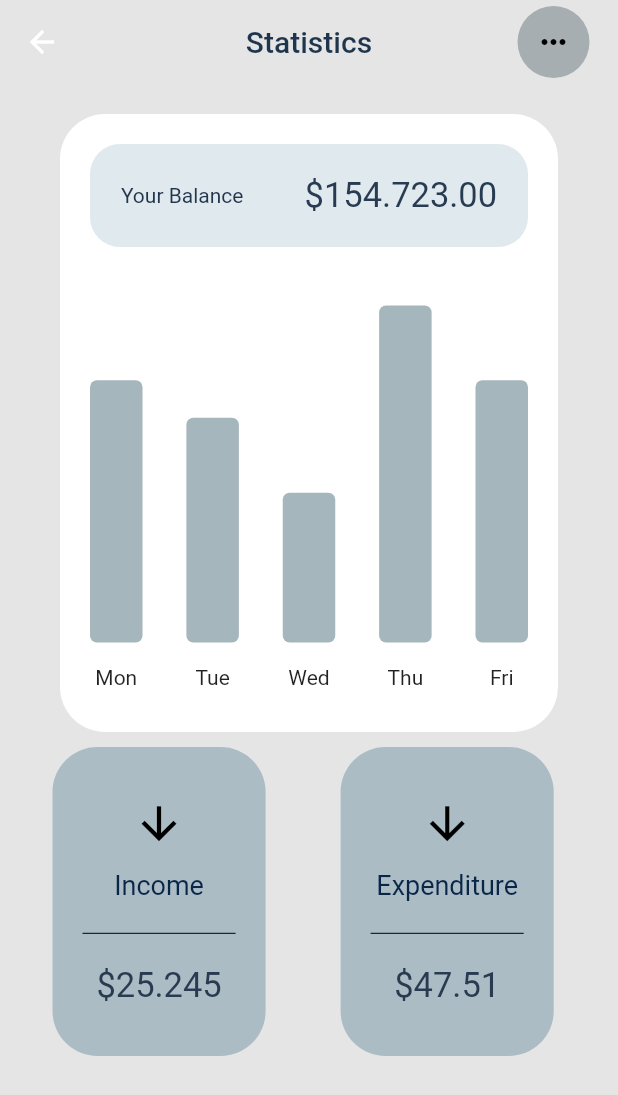
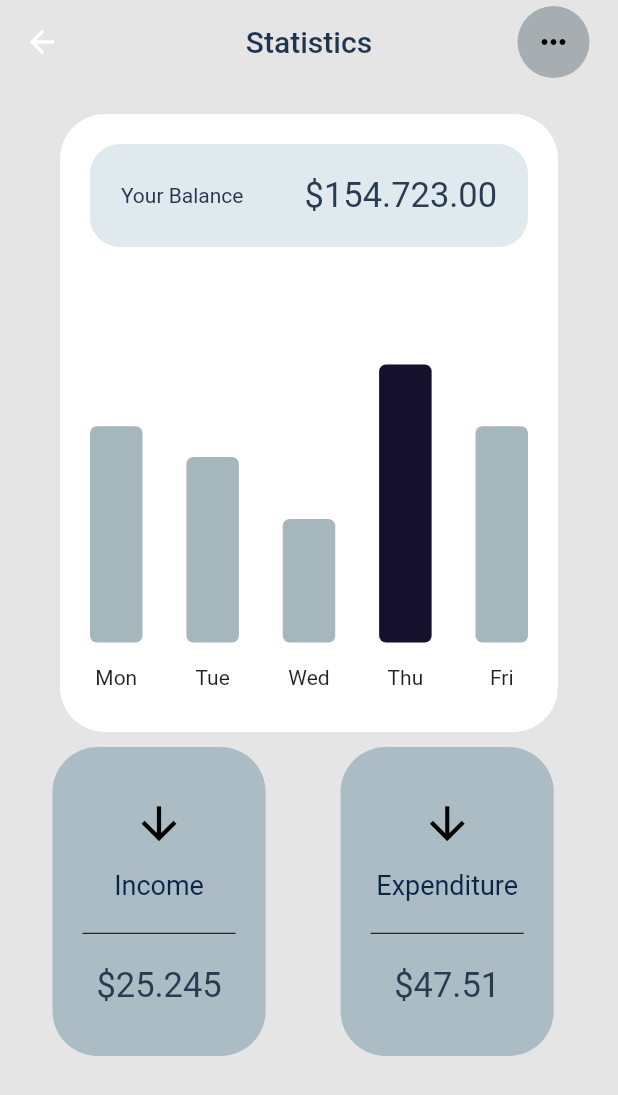
Before and after one commit to tuwaiq-flutter-gg/project-2, a Flutter app: the Stats screen opened directly, on a phone screen of 412 x 824 dp. Shown: the top 1095 px of the screen. Run offline on Flutter 3.47's test engine with Material 2 defaults, Android fonts, the phone set to English and light mode, and no system bars.

Commit message:
Container color in stats

```diff
--- a/salem_project2/lib/components/stats1.dart
+++ b/salem_project2/lib/components/stats1.dart
@@ -54,22 +54,27 @@ class Stats1 extends StatelessWidget {
                 mainAxisAlignment: MainAxisAlignment.spaceBetween,
                 children: [
                   StatsContainers(
+                    colorw: Color.fromARGB(255, 166, 182, 189),
                     day: 'Mon',
                     lvl: 7,
                   ),
                   StatsContainers(
+                    colorw: Color.fromARGB(255, 166, 182, 189),
                     day: 'Tue',
                     lvl: 6,
                   ),
                   StatsContainers(
+                    colorw: Color.fromARGB(255, 166, 182, 189),
                     day: 'Wed',
                     lvl: 4,
                   ),
                   StatsContainers(
+                    colorw: Color.fromARGB(255, 21, 16, 43),
                     day: 'Thu',
                     lvl: 9,
                   ),
                   StatsContainers(
+                    colorw: Color.fromARGB(255, 166, 182, 189),
                     day: 'Fri',
                     lvl: 7,
                   ),
--- a/salem_project2/lib/components/statscontainers.dart
+++ b/salem_project2/lib/components/statscontainers.dart
@@ -3,9 +3,11 @@ import 'package:flutter/material.dart';
 class StatsContainers extends StatefulWidget {
   final String day;
   final int lvl;
+  final Color colorw;
 
-  const StatsContainers({
+  StatsContainers({
     super.key,
+    required this.colorw,
     required this.day,
     required this.lvl,
   });
@@ -22,14 +24,13 @@ class _StatsContainersState extends State<StatsContainers> {
       children: [
         Text(widget.day),
         Container(
-          height:
-              (MediaQuery.of(context).size.height / 3.3) * (widget.lvl / 10),
+          height: (MediaQuery.of(context).size.height / 4) * (widget.lvl / 10),
           width: 35,
           margin: EdgeInsets.only(bottom: 15),
           decoration: BoxDecoration(
+            color: widget.colorw,
             borderRadius:
                 BorderRadius.circular(MediaQuery.of(context).size.width / 90),
-            color: Color.fromARGB(255, 166, 182, 189),
           ),
         ),
       ],
```
